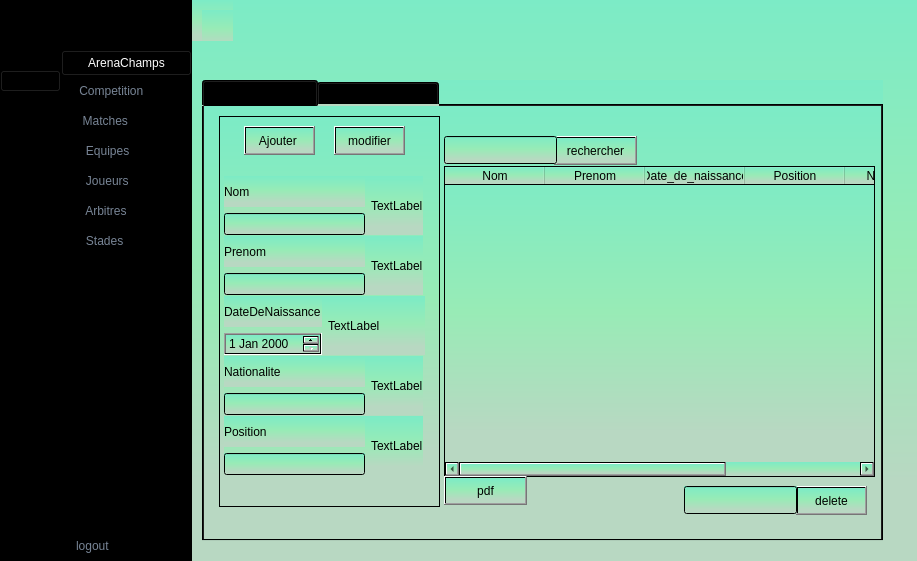
ProjetCPP-S2-2A15/projetcpp2a15-proliga, file mainwindow.ui: the form before one commit.
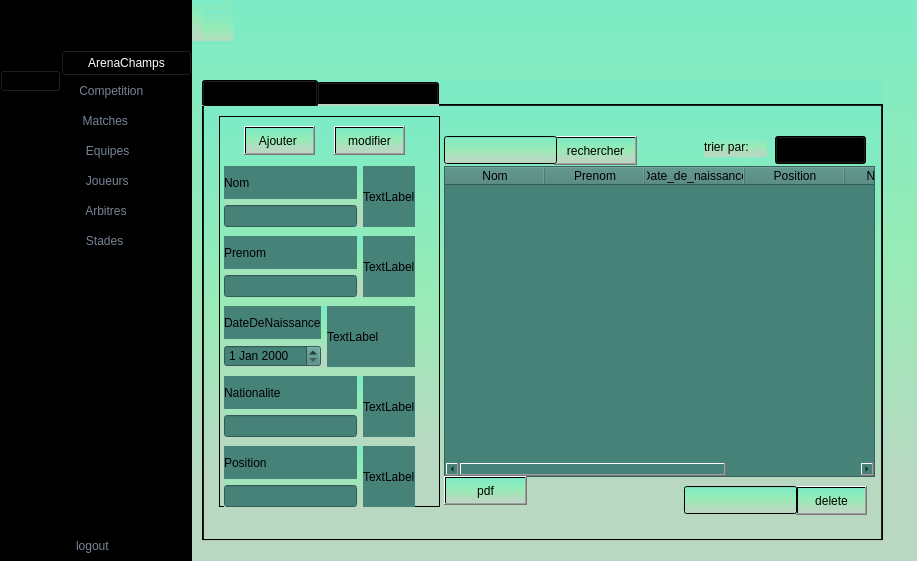
The form after the commit. Icons and pictures are not drawn.

Commit message: interface graphique :changement des couleurs

```diff
--- a/mainwindow.ui
+++ b/mainwindow.ui
@@ -768,6 +768,9 @@
              <height>311</height>
             </rect>
            </property>
+           <property name="styleSheet">
+            <string notr="true">background-color: rgba(70, 130, 120, 255);</string>
+           </property>
            <column>
             <property name="text">
              <string>Nom</string>
@@ -862,9 +865,9 @@
            <property name="geometry">
             <rect>
              <x>20</x>
-             <y>70</y>
-             <width>199</width>
-             <height>59</height>
+             <y>60</y>
+             <width>191</width>
+             <height>61</height>
             </rect>
            </property>
            <layout class="QHBoxLayout" name="horizontalLayout_3">
@@ -873,7 +876,8 @@
               <item>
                <widget class="QLabel" name="NomLabel">
                 <property name="styleSheet">
-                 <string notr="true">color: black;</string>
+                 <string notr="true">color: black;
+background-color: rgba(70, 130, 120, 255);</string>
                 </property>
                 <property name="text">
                  <string>Nom</string>
@@ -881,12 +885,19 @@
                </widget>
               </item>
               <item>
-               <widget class="QLineEdit" name="NomInput"/>
+               <widget class="QLineEdit" name="NomInput">
+                <property name="styleSheet">
+                 <string notr="true">background-color: rgba(70, 130, 120, 255);</string>
+                </property>
+               </widget>
               </item>
              </layout>
             </item>
             <item>
              <widget class="QLabel" name="NomError">
+              <property name="styleSheet">
+               <string notr="true">background-color: rgba(70, 130, 120, 255);</string>
+              </property>
               <property name="text">
                <string>TextLabel</string>
               </property>
@@ -899,8 +910,8 @@
             <rect>
              <x>20</x>
              <y>130</y>
-             <width>199</width>
-             <height>59</height>
+             <width>191</width>
+             <height>61</height>
             </rect>
            </property>
            <layout class="QHBoxLayout" name="horizontalLayout_4">
@@ -908,18 +919,28 @@
              <layout class="QVBoxLayout" name="PrenomAss">
               <item>
                <widget class="QLabel" name="PrenomLabel">
+                <property name="styleSheet">
+                 <string notr="true">background-color: rgba(70, 130, 120, 255);</string>
+                </property>
                 <property name="text">
                  <string>Prenom</string>
                 </property>
                </widget>
               </item>
               <item>
-               <widget class="QLineEdit" name="PrenomInput"/>
+               <widget class="QLineEdit" name="PrenomInput">
+                <property name="styleSheet">
+                 <string notr="true">background-color: rgba(70, 130, 120, 255);</string>
+                </property>
+               </widget>
               </item>
              </layout>
             </item>
             <item>
              <widget class="QLabel" name="PrenomError">
+              <property name="styleSheet">
+               <string notr="true">background-color: rgba(70, 130, 120, 255);</string>
+              </property>
               <property name="text">
                <string>TextLabel</string>
               </property>
@@ -931,9 +952,9 @@
            <property name="geometry">
             <rect>
              <x>20</x>
-             <y>190</y>
-             <width>201</width>
-             <height>59</height>
+             <y>200</y>
+             <width>191</width>
+             <height>61</height>
             </rect>
            </property>
            <layout class="QHBoxLayout" name="horizontalLayout_5">
@@ -941,18 +962,28 @@
              <layout class="QVBoxLayout" name="DsAss">
               <item>
                <widget class="QLabel" name="DsLabel">
+                <property name="styleSheet">
+                 <string notr="true">background-color: rgba(70, 130, 120, 255);</string>
+                </property>
                 <property name="text">
                  <string>DateDeNaissance</string>
                 </property>
                </widget>
               </item>
               <item>
-               <widget class="QDateEdit" name="dsInput"/>
+               <widget class="QDateEdit" name="dsInput">
+                <property name="styleSheet">
+                 <string notr="true">background-color: rgba(70, 130, 120, 255);</string>
+                </property>
+               </widget>
               </item>
              </layout>
             </item>
             <item>
              <widget class="QLabel" name="DsError">
+              <property name="styleSheet">
+               <string notr="true">background-color: rgba(70, 130, 120, 255);</string>
+              </property>
               <property name="text">
                <string>TextLabel</string>
               </property>
@@ -964,9 +995,9 @@
            <property name="geometry">
             <rect>
              <x>20</x>
-             <y>250</y>
-             <width>199</width>
-             <height>59</height>
+             <y>270</y>
+             <width>191</width>
+             <height>61</height>
             </rect>
            </property>
            <layout class="QHBoxLayout" name="horizontalLayout_6">
@@ -974,18 +1005,28 @@
              <layout class="QVBoxLayout" name="NationaliteAss">
               <item>
                <widget class="QLabel" name="NationaliteLabel">
+                <property name="styleSheet">
+                 <string notr="true">background-color: rgba(70, 130, 120, 255);</string>
+                </property>
                 <property name="text">
                  <string>Nationalite</string>
                 </property>
                </widget>
               </item>
               <item>
-               <widget class="QLineEdit" name="NationaliteInput"/>
+               <widget class="QLineEdit" name="NationaliteInput">
+                <property name="styleSheet">
+                 <string notr="true">background-color: rgba(70, 130, 120, 255);</string>
+                </property>
+               </widget>
               </item>
              </layout>
             </item>
             <item>
              <widget class="QLabel" name="NationaliteError">
+              <property name="styleSheet">
+               <string notr="true">background-color: rgba(70, 130, 120, 255);</string>
+              </property>
               <property name="text">
                <string>TextLabel</string>
               </property>
@@ -997,9 +1038,9 @@
            <property name="geometry">
             <rect>
              <x>20</x>
-             <y>310</y>
-             <width>199</width>
-             <height>59</height>
+             <y>340</y>
+             <width>191</width>
+             <height>61</height>
             </rect>
            </property>
            <layout class="QHBoxLayout" name="horizontalLayout_7">
@@ -1007,18 +1048,28 @@
              <layout class="QVBoxLayout" name="PositionAss">
               <item>
                <widget class="QLabel" name="PositionLabel">
+                <property name="styleSheet">
+                 <string notr="true">background-color: rgba(70, 130, 120, 255);</string>
+                </property>
                 <property name="text">
                  <string>Position</string>
                 </property>
                </widget>
               </item>
               <item>
-               <widget class="QLineEdit" name="PositionInput"/>
+               <widget class="QLineEdit" name="PositionInput">
+                <property name="styleSheet">
+                 <string notr="true">background-color: rgba(70, 130, 120, 255);</string>
+                </property>
+               </widget>
               </item>
              </layout>
             </item>
             <item>
              <widget class="QLabel" name="PositionError">
+              <property name="styleSheet">
+               <string notr="true">background-color: rgba(70, 130, 120, 255);</string>
+              </property>
               <property name="text">
                <string>TextLabel</string>
               </property>
@@ -1039,6 +1090,44 @@
             <string>modifier</string>
            </property>
           </widget>
+          <widget class="QLabel" name="trierLabel">
+           <property name="geometry">
+            <rect>
+             <x>500</x>
+             <y>30</y>
+             <width>63</width>
+             <height>21</height>
+            </rect>
+           </property>
+           <property name="text">
+            <string>trier par:</string>
+           </property>
+          </widget>
+          <widget class="QComboBox" name="comboBox">
+           <property name="geometry">
+            <rect>
+             <x>571</x>
+             <y>30</y>
+             <width>91</width>
+             <height>28</height>
+            </rect>
+           </property>
+           <item>
+            <property name="text">
+             <string>Nom</string>
+            </property>
+           </item>
+           <item>
+            <property name="text">
+             <string>Nationalite</string>
+            </property>
+           </item>
+           <item>
+            <property name="text">
+             <string>Position</string>
+            </property>
+           </item>
+          </widget>
          </widget>
          <widget class="QWidget" name="tab_2">
           <attribute name="title">
```
Left out of the diff: 3 changed lines with no effect on the pictures. The commit also changes 4 other files.
